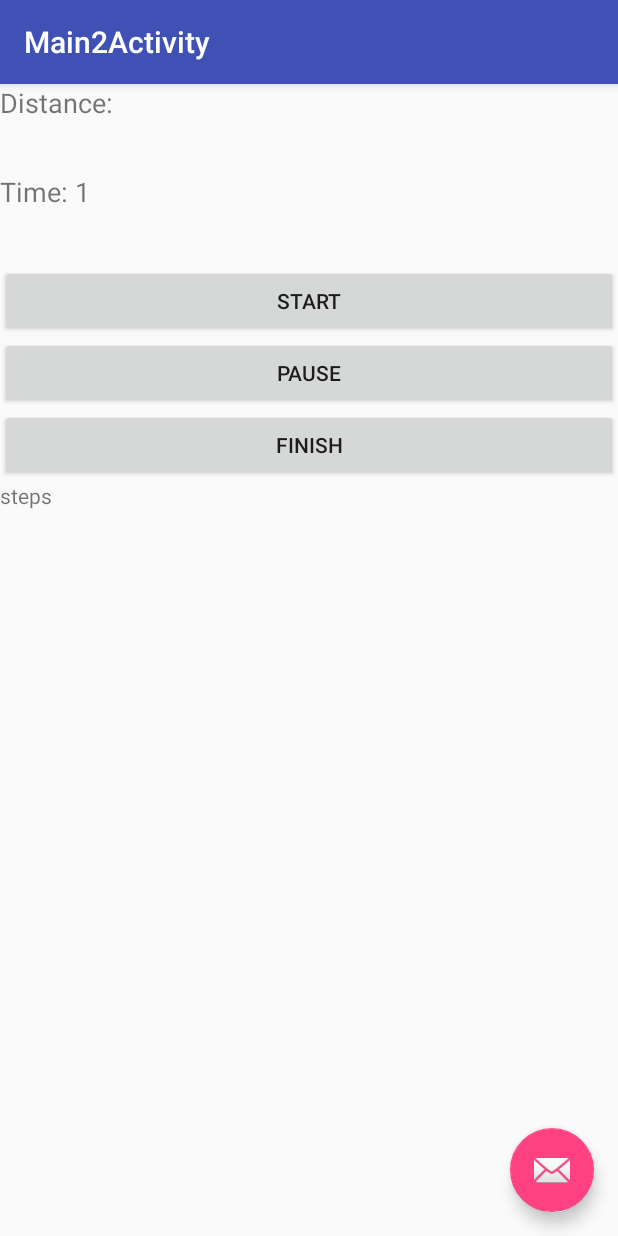
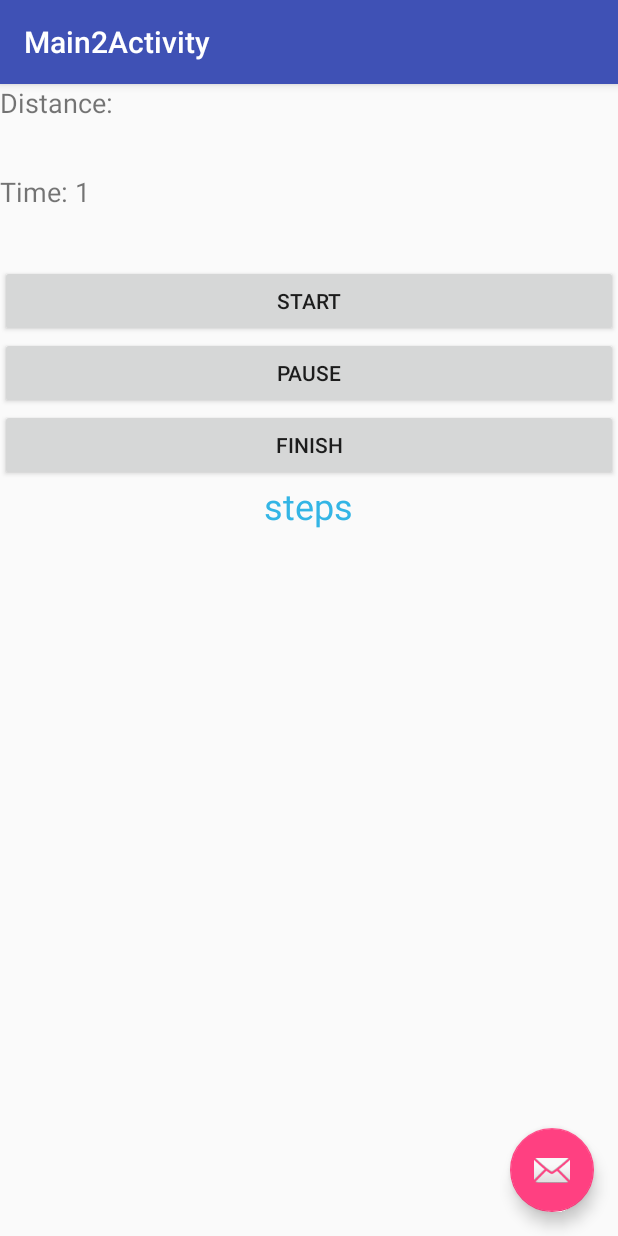
Before and after one commit to tatumks2/running_app, an Android app: the Main2Activity screen opened directly, with no data from a screen before it, after a tap on "PAUSE", on a phone screen of 412 x 824 dp. Run offline under Robolectric (Android 15) with nearby library versions, the phone set to English and light mode, and no system bars; 1 other tap on this screen came first.

```diff
--- a/app/src/main/java/edu/illinois/cs/cs125/runningappugh/Main2Activity.java
+++ b/app/src/main/java/edu/illinois/cs/cs125/runningappugh/Main2Activity.java
@@ -29,6 +29,7 @@ public class Main2Activity extends AppCompatActivity implements SensorEventListe
     long distance;
     TextView stepCounter;
     SensorManager sensorManager;
+    float steps;
     boolean running = false;
 
     @Override
@@ -74,6 +75,8 @@ public class Main2Activity extends AppCompatActivity implements SensorEventListe
         timer.purge();
         time = 0;
 
+        onPause();
+
     }
     public void startTimer (View v) {
         timer = new Timer();
@@ -99,6 +102,7 @@ public class Main2Activity extends AppCompatActivity implements SensorEventListe
             }
         };
         timer.scheduleAtFixedRate(updateTime, 0, 1000);
+        onResume();
     }
 
     protected void onResume(){
@@ -115,11 +119,13 @@ public class Main2Activity extends AppCompatActivity implements SensorEventListe
     protected void onPause() {
         super.onPause();
         running = false;
+        sensorManager.unregisterListener(this);
     }
     @Override
     public void onSensorChanged(SensorEvent event) {
         if (running) {
-            stepCounter.setText(String.valueOf(event.values[0]));
+            steps = event.values[0];
+            stepCounter.setText(steps + " steps or about " + (steps/2112) + " miles");
         }
     }
 
--- a/app/src/main/res/layout/content_main2.xml
+++ b/app/src/main/res/layout/content_main2.xml
@@ -11,13 +11,15 @@
     <LinearLayout
         android:layout_width="match_parent"
         android:layout_height="match_parent"
+        android:layout_alignParentStart="true"
+        android:layout_alignParentTop="true"
         android:orientation="vertical"
         tools:layout_editor_absoluteX="8dp"
         tools:layout_editor_absoluteY="8dp">
 
         <TextView
             android:id="@+id/distanceText"
-            android:layout_width="match_parent"
+            android:layout_width="102dp"
             android:layout_height="59dp"
             android:text="Distance: "
             android:textSize="18sp" />
@@ -52,9 +54,13 @@
 
         <TextView
             android:id="@+id/stepCounter"
-            android:layout_width="match_parent"
+            android:layout_width="wrap_content"
             android:layout_height="wrap_content"
-            android:text="steps" />
+            android:layout_gravity="top|center"
+            android:gravity="top|center"
+            android:text="steps"
+            android:textColor="@android:color/holo_blue_light"
+            android:textSize="24sp" />
 
     </LinearLayout>
 </RelativeLayout>
```
